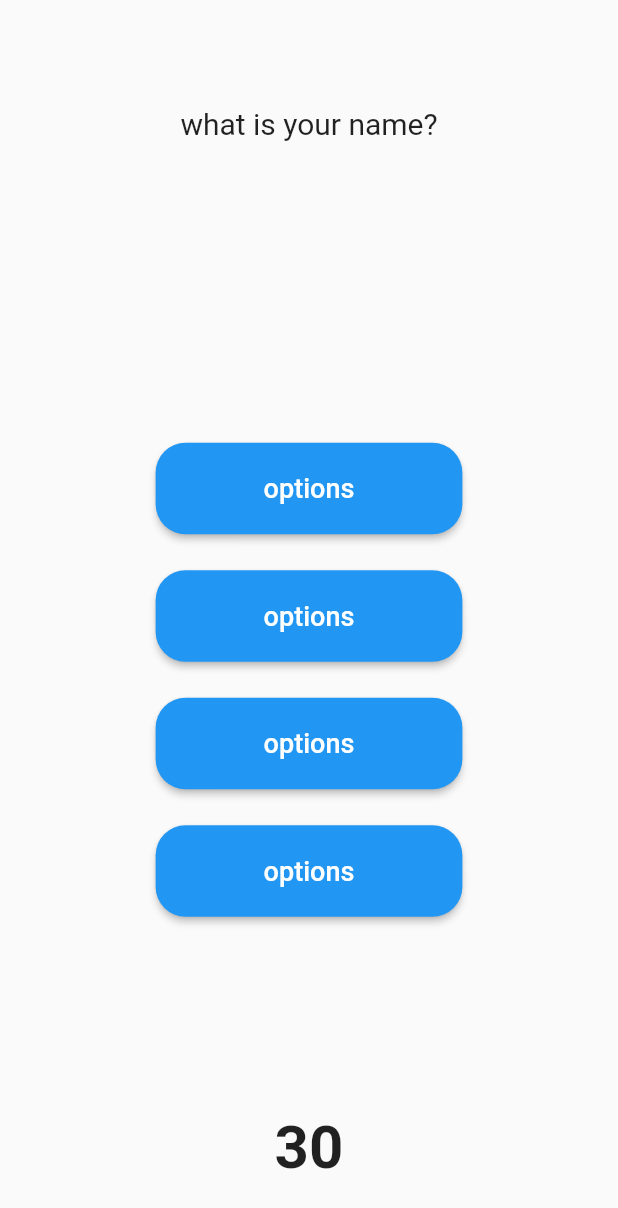
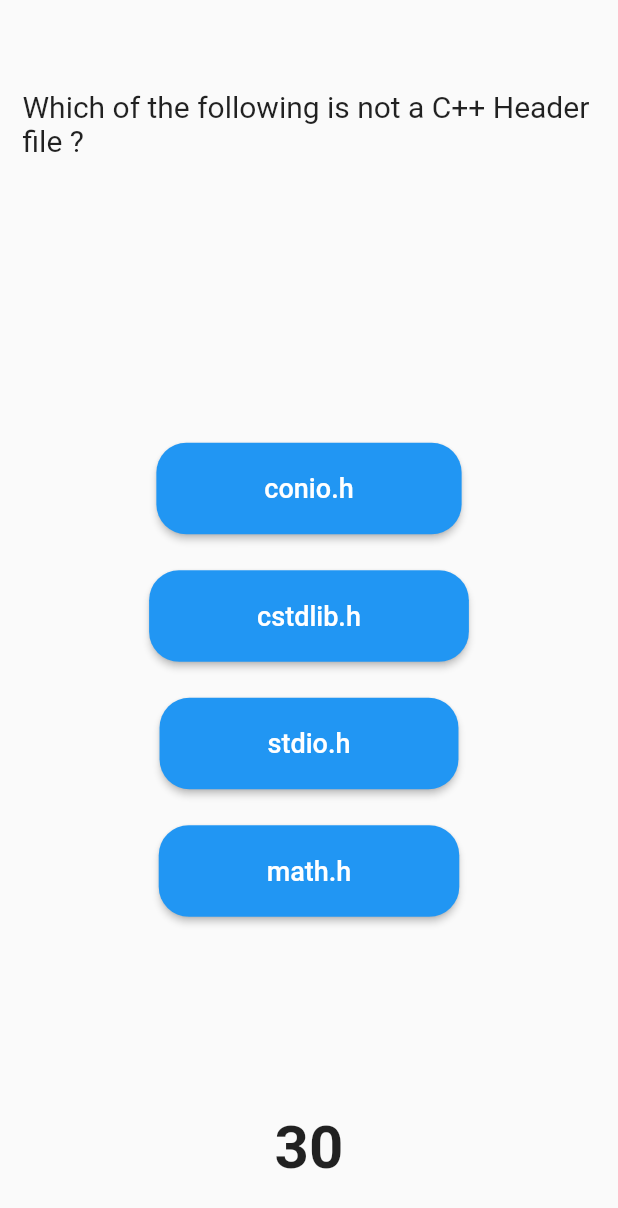
Before and after one commit to crpoudyal/quiz-app, a Flutter app: the GetJson screen opened directly, on a phone screen of 412 x 824 dp. Shown: the top 1208 px of the screen. Run offline on Flutter 3.47's test engine with Material 2 defaults, Android fonts, the phone set to English and light mode, and no system bars.

```diff
--- a/lib/screen/getjson.dart
+++ b/lib/screen/getjson.dart
@@ -17,7 +17,7 @@ class GetJson extends StatelessWidget {
             ),
           );
         } else {
-          return QuizPage();
+          return QuizPage(data: data);
         }
       },
     );
--- a/lib/screen/quizpage.dart
+++ b/lib/screen/quizpage.dart
@@ -1,12 +1,38 @@
 import 'package:flutter/material.dart';
-import 'package:quizapp/widget/ansbtn.dart';
 
 class QuizPage extends StatefulWidget {
+  var data;
+
+  QuizPage({Key? key, @required this.data}) : super(key: key);
   @override
-  _QuizPageState createState() => _QuizPageState();
+  _QuizPageState createState() => _QuizPageState(data);
 }
 
 class _QuizPageState extends State<QuizPage> {
+  var data;
+  _QuizPageState(this.data);
+
+  Widget ansbtn(String d) {
+    return Padding(
+      padding: const EdgeInsets.all(12.0),
+      child: ElevatedButton(
+        onPressed: () => {},
+        child: Text(
+          data[1]["1"][d],
+          style: TextStyle(fontSize: 18),
+          maxLines: 1,
+        ),
+        style: ElevatedButton.styleFrom(
+            padding: EdgeInsets.symmetric(horizontal: 72, vertical: 20),
+            primary: Colors.blue,
+            onPrimary: Colors.white,
+            shape: RoundedRectangleBorder(
+              borderRadius: BorderRadius.circular(20),
+            )),
+      ),
+    );
+  }
+
   @override
   Widget build(BuildContext context) {
     return Scaffold(
@@ -18,7 +44,7 @@ class _QuizPageState extends State<QuizPage> {
               padding: EdgeInsets.all(15),
               alignment: Alignment.center,
               child: Text(
-                "what is your name?",
+                data[0]["1"],
                 style: TextStyle(
                   fontSize: 20,
                 ),
@@ -31,10 +57,10 @@ class _QuizPageState extends State<QuizPage> {
                 child: Column(
               mainAxisAlignment: MainAxisAlignment.center,
               children: [
-                ansbtn(),
-                ansbtn(),
-                ansbtn(),
-                ansbtn(),
+                ansbtn('a'),
+                ansbtn('b'),
+                ansbtn('c'),
+                ansbtn('d'),
               ],
             )),
           ),
--- a/lib/widget/ansbtn.dart
+++ /dev/null
@@ -1,22 +0,0 @@
-import 'package:flutter/material.dart';
-
-Widget ansbtn() {
-  return Padding(
-    padding: const EdgeInsets.all(12.0),
-    child: ElevatedButton(
-      onPressed: () => {},
-      child: Text(
-        "options",
-        style: TextStyle(fontSize: 18),
-        maxLines: 1,
-      ),
-      style: ElevatedButton.styleFrom(
-          padding: EdgeInsets.symmetric(horizontal: 72, vertical: 20),
-          primary: Colors.blue,
-          onPrimary: Colors.white,
-          shape: RoundedRectangleBorder(
-            borderRadius: BorderRadius.circular(20),
-          )),
-    ),
-  );
-}
```
